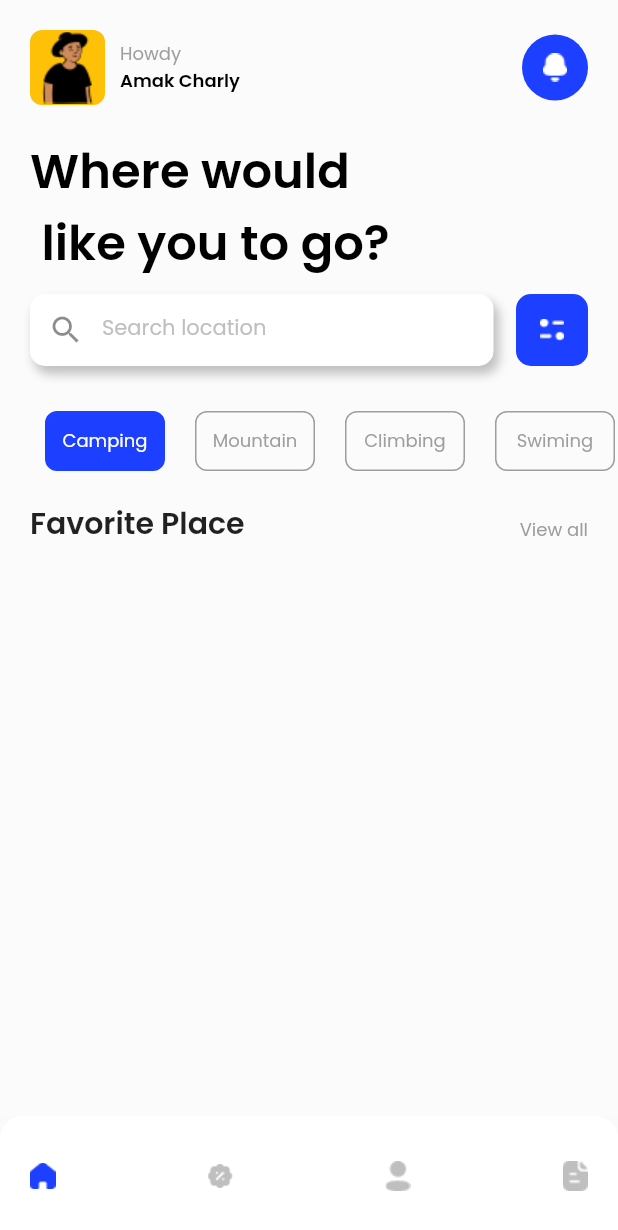
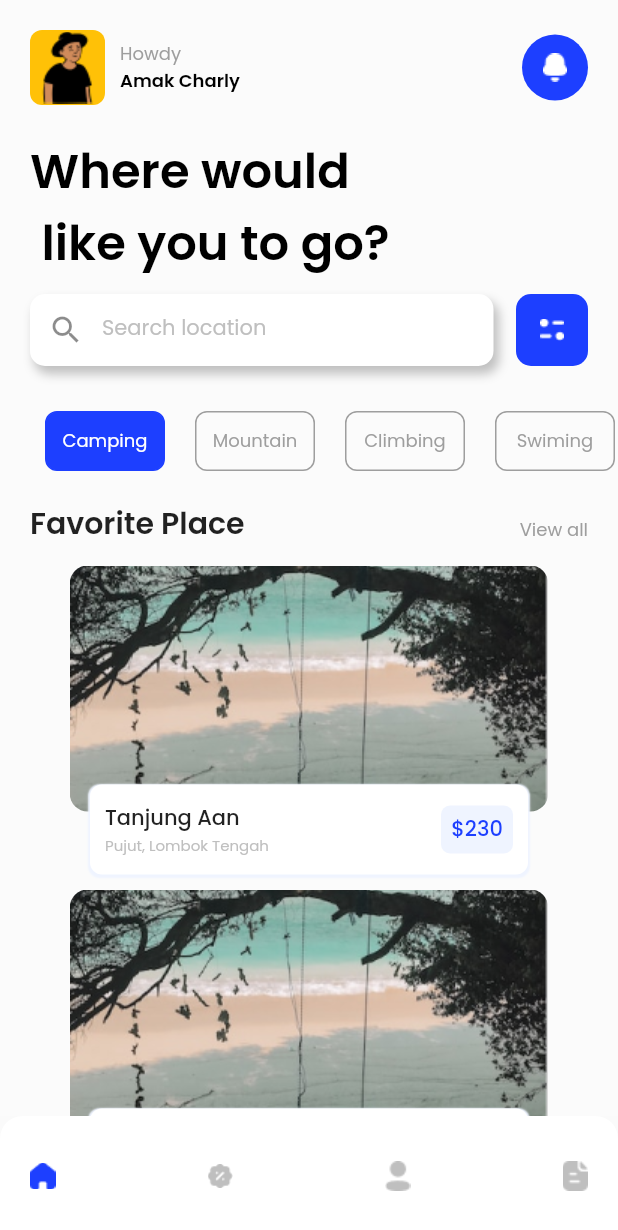
Before and after one commit to ridoy227/travel_app_ui, a Flutter app: the screen it shows after launch, after a tap on "Get Started", on a phone screen of 412 x 824 dp. Shown: the top 1230 px of the screen. Run offline on Flutter 3.47's test engine with Material 2 defaults, Android fonts, the phone set to English and light mode, and no system bars; our stand-ins replace get, google_fonts, introduction_screen.

Commit message:
23_nov-2022
ui implement

```diff
--- a/lib/moduls/dashboard/view/dashboard_view.dart
+++ b/lib/moduls/dashboard/view/dashboard_view.dart
@@ -1,5 +1,6 @@
 import 'package:flutter/material.dart';
 import 'package:travel_app_ui/moduls/home/view/home_screen.dart';
+import 'package:travel_app_ui/utils/color_convert.dart';
 
 class DashBoardView extends StatelessWidget {
   const DashBoardView({super.key});
@@ -9,9 +10,9 @@ class DashBoardView extends StatelessWidget {
     return Scaffold(
        bottomNavigationBar: Container(
         height: 80,
-        decoration:const BoxDecoration(
-          color: Colors.white,
-          borderRadius: BorderRadius.only(
+        decoration: BoxDecoration(
+          color: colorConvert('FFFFFF'),
+          borderRadius:const BorderRadius.only(
             topLeft: Radius.circular(15),
             topRight:  Radius.circular(15)
           )
--- /dev/null
+++ b/lib/moduls/details/view/details_screen_view.dart
@@ -0,0 +1,31 @@
+import 'package:flutter/material.dart';
+import 'package:get/get.dart';
+import 'package:travel_app_ui/utils/utils.dart';
+
+
+class DetailsScreen extends StatelessWidget {
+   DetailsScreen({super.key, required this.imglink, required this.title, required this.description, required this.price });
+   String imglink,title,description,price;
+
+
+
+
+  @override
+  Widget build(BuildContext context) {
+    return Scaffold(
+      body: SafeArea(
+        child: Container(
+          height: Get.height,
+          width: Get.width,
+          color: Utils().homebg,
+          child: Column(
+            children: [
+
+            ],
+          ),
+        )
+      ),
+
+    );
+  }
+}
--- a/lib/moduls/home/view/home_screen.dart
+++ b/lib/moduls/home/view/home_screen.dart
@@ -4,6 +4,7 @@ import 'package:google_fonts/google_fonts.dart';
 import 'package:travel_app_ui/moduls/home/widget/app_bar_widget.dart';
 import 'package:travel_app_ui/moduls/home/widget/category_list_widget.dart';
 import 'package:travel_app_ui/moduls/home/widget/search_bar_widget.dart';
+import 'package:travel_app_ui/utils/color_convert.dart';
 import 'package:travel_app_ui/utils/utils.dart';
 
 class HomeScreen extends StatelessWidget {
@@ -68,7 +69,107 @@ class HomeScreen extends StatelessWidget {
                     ],
                   ),
                 ),
-              )
+              ),
+             const  SizedBox(height: 10,),
+
+              Expanded(
+                child: ListView.builder(
+                  itemCount: 2,
+                  itemBuilder: (context,index){
+                    return Padding(
+                      padding: const EdgeInsets.symmetric(
+                        vertical: 5,
+                        horizontal: 20
+                      ),
+                      child: SizedBox(
+                        height: Get.height/4,
+
+                        child: Stack(
+                          children: [
+                            Container(
+                              alignment: Alignment.topCenter,
+                              height:Get.height/4.5,
+                              child: ClipRRect(
+
+                                borderRadius: BorderRadius.circular(12),
+                                child: Image.asset('assets/images/img1.png',fit: BoxFit.fill,)),
+                            ),
+
+                            Positioned(
+                              bottom: 0,
+                              right: 40,
+                              left: 40,
+                              child: Container(
+                                padding:const EdgeInsets.symmetric(
+                                  horizontal: 10,
+                                  vertical: 2
+
+
+                                ),
+                                height: 60,
+                                width: 250,
+                                decoration: BoxDecoration(
+                                  color: colorConvert('FFFFFF'),
+                                  borderRadius: BorderRadius.circular(8),
+                                  boxShadow:  [
+                                    BoxShadow(
+                                      blurRadius: 0.2,
+                                      spreadRadius: 1,
+                                      color: colorConvert('EFF4FF'),
+                                      offset:const Offset(00, 1)
+                                    )
+                                  ]
+                                ),
+                                child: Row(
+                                  mainAxisAlignment: MainAxisAlignment.spaceBetween,
+                                  children: [
+                                    Column(
+                                      mainAxisAlignment: MainAxisAlignment.center,
+                                      crossAxisAlignment: CrossAxisAlignment.start,
+                                      children: [
+                                        Text('Tanjung Aan',
+                                        style: GoogleFonts.poppins(
+                                          fontSize: 14,
+                                          fontWeight: FontWeight.w500
+                                        ),
+                                        ),
+                                        Text('Pujut, Lombok Tengah',
+                                        style: GoogleFonts.poppins(
+                                          fontSize: 10,
+                                          color: colorConvert('BFBFBF')
+                                        ),
+                                        )
+                                      ],
+                                    ),
+
+                                    Container(
+                                      height: 32,
+                                      width: 48,
+                                      alignment: Alignment.center,
+                                      decoration: BoxDecoration(
+                                        color: colorConvert('EFF4FF'),
+                                        borderRadius: BorderRadius.circular(6),
+
+                                      ),
+                                      child: Text('\$230',
+                                      style: GoogleFonts.poppins(
+                                        fontSize: 14,
+                                        fontWeight: FontWeight.w500,
+                                        color: colorConvert('1D3FFF')
+                                      ),
+                                      ),
+                                    )
+                                  ],
+                                ),
+                              ),
+                            )
+                          ],
+                        ),
+                      ),
+                    );
+                  }
+                  )
+                )
             ],
           ),
         ),
--- a/lib/moduls/on_board/views/on_board_view.dart
+++ b/lib/moduls/on_board/views/on_board_view.dart
@@ -3,6 +3,7 @@ import 'package:get/get.dart';
 import 'package:google_fonts/google_fonts.dart';
 import 'package:introduction_screen/introduction_screen.dart';
 import 'package:travel_app_ui/moduls/dashboard/view/dashboard_view.dart';
+import 'package:travel_app_ui/utils/color_convert.dart';
 import 'package:travel_app_ui/utils/utils.dart';
 
 class OnBoardView extends StatelessWidget {
@@ -18,30 +19,32 @@ class OnBoardView extends StatelessWidget {
           height: Get.height,
           width: Get.width,
           child: ListView(
+            shrinkWrap: true,
             physics: const NeverScrollableScrollPhysics(),
             children: [
               const SizedBox(height: 20,),
           SizedBox(
-                  height: 200,
+                  height: Get.height/3,
                   child: Image.asset('assets/images/splash.png',fit: BoxFit.fitHeight,),
                 ),
 
 
                 Padding(
                   padding: const EdgeInsets.symmetric(
-                    horizontal: 20,
+                    horizontal: 30,
                     vertical: 20
                   ),
                   child: Container(
-                    height: 320,
+                    height: Get.height/2,
                     decoration: BoxDecoration(
-                      color: Colors.grey[200],
+                      color: colorConvert('EFF4FF'),
                       borderRadius: BorderRadius.circular(40),
                       boxShadow:kElevationToShadow[2],
 
 
                     ),
                     child: Column(
+                      mainAxisAlignment: MainAxisAlignment.spaceBetween,
                       children: [
                         SizedBox(
                           height: 250,
@@ -122,6 +125,9 @@ class OnBoardView extends StatelessWidget {
 
                             ),
                           ),
+                        ),
+                        const SizedBox(
+                          height: 10,
                         )
                       ],
                     ),
--- a/pubspec.yaml
+++ b/pubspec.yaml
@@ -72,6 +72,8 @@ flutter:
     - assets/images/Discount.png
     - assets/images/Profile.png
     - assets/images/Paper.png
+    - assets/images/img1.png
+    - assets/images/img2.png
 
 
 
```
Also changed, not shown: assets/images/img1.png (added), assets/images/img2.png (added).
